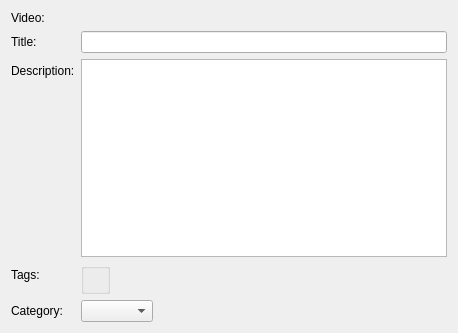
This is src/upload/ui/videopage.ui in hippich/recorditnow as Qt 5 draws it before an edit. The edited form follows.
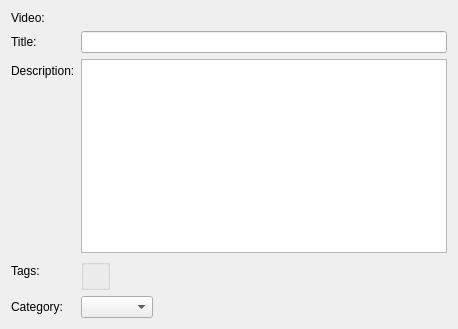
This is the edited form. Custom widgets are drawn as their Qt base class.

Commit message: spellcheck, remove up/down buttons, max 5000

What changed in the file:
```diff
--- a/src/upload/ui/videopage.ui
+++ b/src/upload/ui/videopage.ui
@@ -7,7 +7,7 @@
     <x>0</x>
     <y>0</y>
     <width>458</width>
-    <height>333</height>
+    <height>329</height>
    </rect>
   </property>
   <property name="windowTitle">
@@ -58,16 +58,37 @@
     </widget>
    </item>
    <item row="4" column="1">
-    <widget class="KTextEdit" name="descriptionEdit"/>
+    <widget class="KTextEdit" name="descriptionEdit">
+     <property name="documentTitle">
+      <string/>
+     </property>
+     <property name="html">
+      <string notr="true">&lt;!DOCTYPE HTML PUBLIC &quot;-//W3C//DTD HTML 4.0//EN&quot; &quot;http://www.w3.org/TR/REC-html40/strict.dtd&quot;&gt;
+&lt;html&gt;&lt;head&gt;&lt;meta name=&quot;qrichtext&quot; content=&quot;1&quot; /&gt;&lt;style type=&quot;text/css&quot;&gt;
+p, li { white-space: pre-wrap; }
+&lt;/style&gt;&lt;/head&gt;&lt;body style=&quot; font-family:'Tahoma'; font-size:8pt; font-weight:400; font-style:normal;&quot;&gt;
+&lt;p style=&quot;-qt-paragraph-type:empty; margin-top:0px; margin-bottom:0px; margin-left:0px; margin-right:0px; -qt-block-indent:0; text-indent:0px;&quot;&gt;&lt;/p&gt;&lt;/body&gt;&lt;/html&gt;</string>
+     </property>
+    </widget>
    </item>
-   <item row="6" column="0">
+   <item row="5" column="0">
     <widget class="QLabel" name="label_5">
      <property name="text">
       <string>Tags:</string>
      </property>
     </widget>
    </item>
-   <item row="7" column="0">
+   <item row="5" column="1">
+    <widget class="KEditListBox" name="tagBox">
+     <property name="flat">
+      <bool>false</bool>
+     </property>
+     <property name="buttons">
+      <set>KEditListBox::Add|KEditListBox::Remove</set>
+     </property>
+    </widget>
+   </item>
+   <item row="6" column="0">
     <widget class="QLabel" name="label_4">
      <property name="text">
       <string>Category:</string>
@@ -75,9 +96,6 @@
     </widget>
    </item>
    <item row="6" column="1">
-    <widget class="KEditListBox" name="tagBox"/>
-   </item>
-   <item row="7" column="1">
     <widget class="KComboBox" name="categoryCombo">
      <property name="sizeAdjustPolicy">
       <enum>QComboBox::AdjustToContents</enum>
```
The commit also changes 2 other files.
